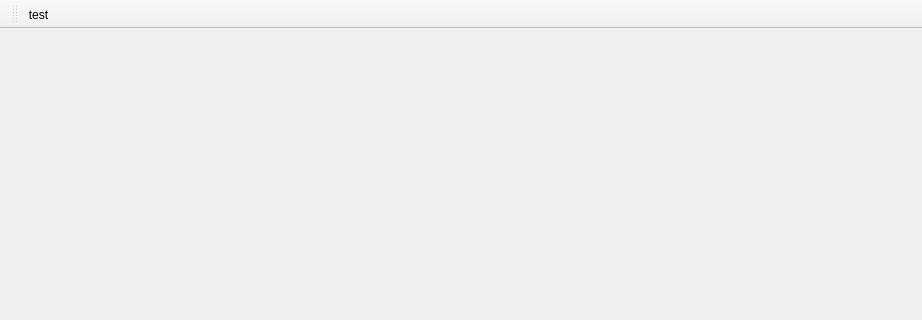
This is poitagger/ui/treemain.ui in dlr-eoc/poitagger as Qt 5 draws it before an edit; both pictures show x 0 to 922 and y 0 to 320 of the 922 by 600 pixel window. The edited form follows.
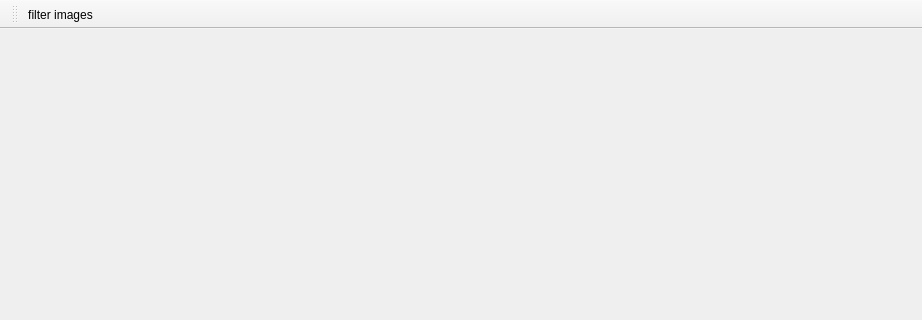
This is the edited form. Icons and pictures are not drawn.

Commit message: filter tooltip changed

Patch:
```diff
--- a/poitagger/ui/treemain.ui
+++ b/poitagger/ui/treemain.ui
@@ -69,7 +69,7 @@
      <normaloff>icons/filter.png</normaloff>icons/filter.png</iconset>
    </property>
    <property name="text">
-    <string>test</string>
+    <string>filter images</string>
    </property>
   </action>
  </widget>
```
